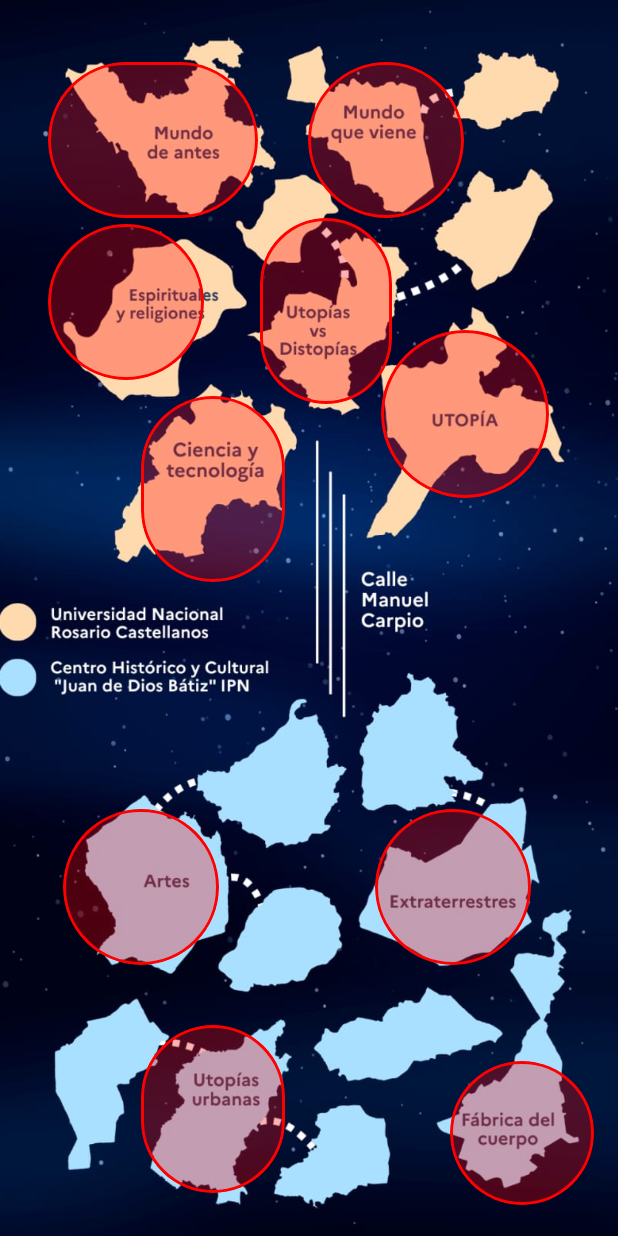
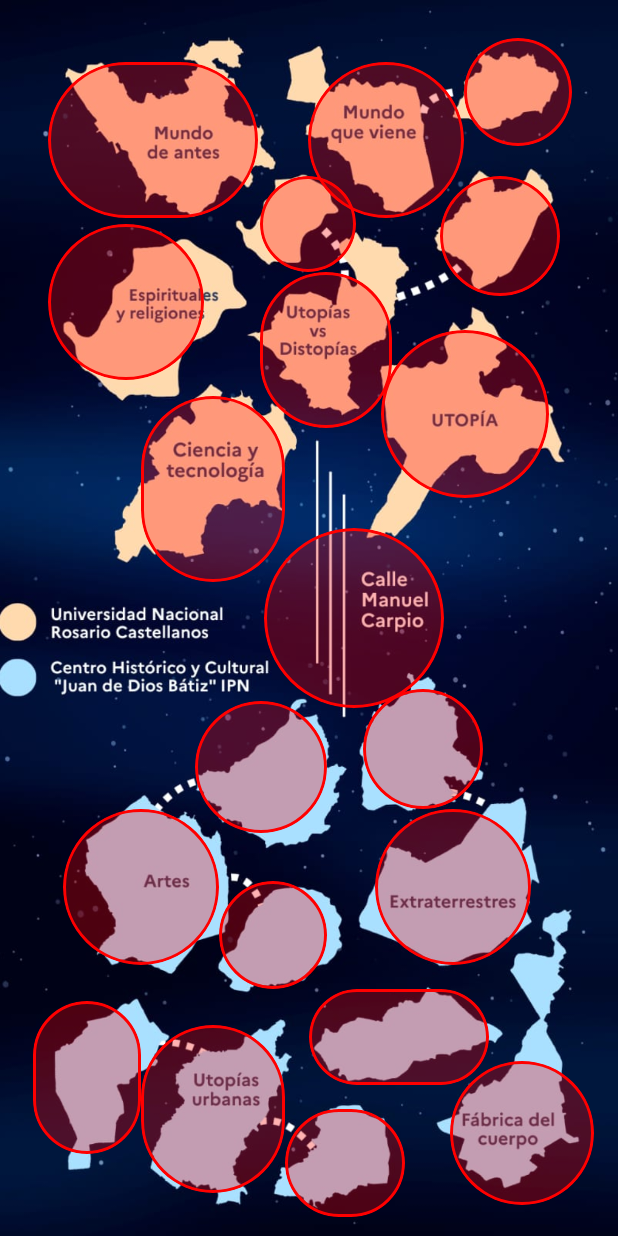
Before and after one commit to Richi-Mi/app-la-noche-de-las-ideas, an Android app built with Jetpack Compose: the mapScreen screen opened through its navigation route, on a phone screen of 412 x 824 dp. Run offline under Robolectric (Android 15) with nearby library versions, the phone set to English and light mode, and no system bars; our stand-ins replace constraintlayout-compose.

Commit message:
mapa v2 finished

```diff
--- a/app/src/main/java/com/ipn/escom/lni/ui/presentation/MapScreen.kt
+++ b/app/src/main/java/com/ipn/escom/lni/ui/presentation/MapScreen.kt
@@ -36,6 +36,7 @@ import androidx.compose.ui.unit.dp
 import androidx.compose.ui.window.Dialog
 import androidx.constraintlayout.compose.ConstraintLayout
 import androidx.navigation.NavController
+import androidx.navigation.compose.rememberNavController
 import com.ipn.escom.lni.NavRoutes
 import com.ipn.escom.lni.R
 import com.ipn.escom.lni.islasGlobal
@@ -67,7 +68,8 @@ fun ScrollableMap(
             .padding(innerPaddingValues)
     ) {
         ConstraintLayout(modifier = Modifier.fillMaxSize()) {
-            val (fondo, U1, U2, U3, U4, U5, U6, I1, I2, I3, I4) = createRefs()
+            val (fondo, U1, U2, U3, U4, U5, U6, U7, U8, U9, M ) = createRefs()
+            val (I1, I2, I3, I4, I5, I6, I7, I8, I9, I10) = createRefs()
             val firstGuideline = createGuidelineFromTop(0.05f)
             val secondGuideline = createGuidelineFromEnd(0.25f)
 
@@ -79,7 +81,7 @@ fun ScrollableMap(
             Image(
                 painter = painterResource(R.drawable.mapautopias),
                 contentDescription = null,
-                contentScale = ContentScale.FillHeight,
+                contentScale = ContentScale.Crop,
                 modifier = Modifier
                     .fillMaxSize()
                     .constrainAs(fondo) {
@@ -87,7 +89,7 @@ fun ScrollableMap(
                         start.linkTo(parent.start)
                     }
             )
-            // Mundo de antes.
+            // Isla: Mundo de antes.
             CirclePoint(
                 modifier = Modifier.size( width = 140.dp, height = 104.dp)
                 .constrainAs(U1) {
@@ -98,7 +100,7 @@ fun ScrollableMap(
                 showDialog = true
             }
 
-            // Mundo que viene.
+            // Isla: Mundo que viene.
             CirclePoint( modifier = Modifier.size(104.dp)
                 .constrainAs(U2) {
                     top.linkTo(firstGuideline)
@@ -106,9 +108,16 @@ fun ScrollableMap(
                 }) {
                 idIsland = 18
                 showDialog = true
-
             }
-            // Espiritualidades y religiones
+            // TODO: Definir isla. satelite de Mundo que viene.
+            CirclePoint( modifier = Modifier.size(72.dp)
+                .constrainAs(U7) {
+                    top.linkTo(U2.top, margin = (-16).dp)
+                    start.linkTo(secondGuideline)
+                }) {
+                showDialog = true
+            }
+            // Isla: Espiritualidades y religiones
             CirclePoint( modifier = Modifier.size(104.dp)
                 .constrainAs(U3) {
                     top.linkTo(firstGuideline, margin = 108.dp)
@@ -116,19 +125,34 @@ fun ScrollableMap(
                 }) {
                 idIsland = 20
                 showDialog = true
-
-
             }
-            // Utopias vs distopias
-            CirclePoint( modifier = Modifier.size(width = 88.dp, height = 124.dp)
+            // Isla: Utopias vs distopias
+            CirclePoint( modifier = Modifier.size(width = 88.dp, height = 104.dp)
                 .constrainAs(U4) {
-                    top.linkTo(firstGuideline, margin = 104.dp)
+                    top.linkTo(firstGuideline, margin = 140.dp)
                     end.linkTo(secondGuideline, margin = 48.dp)
                 }) {
                 idIsland = 10
                 showDialog = true
 
             }
+            // TODO: Define la isla. Satelite de utopias vs distopias
+            CirclePoint( modifier = Modifier.size(64.dp)
+                .constrainAs(U8) {
+                    bottom.linkTo(U4.top)
+                    start.linkTo(U4.start)
+                }) {
+                showDialog = true
+            }
+            // TODO: Define la isla. Satelite de utopias vs distopias
+            CirclePoint( modifier = Modifier.size(80.dp)
+                .constrainAs(U9) {
+                    bottom.linkTo(U4.top, margin = (-16).dp)
+                    start.linkTo(U4.end, margin = 32.dp)
+                }) {
+                showDialog = true
+            }
+            // Isla: Ciencia y tecnología
             CirclePoint( modifier = Modifier.size(width = 96.dp, height = 124.dp)
                 .constrainAs(U5) {
                     bottom.linkTo(middleGuideline, margin = 24.dp)
@@ -138,7 +162,7 @@ fun ScrollableMap(
                 showDialog = true
 
             }
-            /// Utopias
+            // Isla: Utopia
             CirclePoint(
                 modifier = Modifier.size(112.dp)
                     .constrainAs(U6) {
@@ -150,7 +174,18 @@ fun ScrollableMap(
                 showDialog = true
 
             }
-            // Artes
+            // TODO: Define la isla. Calle manuel carpio
+            CirclePoint(
+                modifier = Modifier.size(120.dp)
+                    .constrainAs(M) {
+                        bottom.linkTo(middleGuideline, margin = (-60).dp)
+                        start.linkTo(middleGuidelineH, margin = (-30).dp)
+                    }
+            ) {
+                showDialog = true
+
+            }
+            // Isla: Artes
             CirclePoint(
                 modifier = Modifier.size(104.dp)
                     .constrainAs(I1) {
@@ -162,7 +197,27 @@ fun ScrollableMap(
                 showDialog = true
 
             }
-            // Extraterrestres.
+            // TODO: Define la isla. Satelite de artes
+            CirclePoint(
+                modifier = Modifier.size(72.dp)
+                    .constrainAs(I9) {
+                        bottom.linkTo(I1.bottom, margin = (-16).dp)
+                        start.linkTo(I1.end)
+                    }
+            ) {
+                showDialog = true
+            }
+            // TODO: Define la isla. Satelite de artes
+            CirclePoint(
+                modifier = Modifier.size(88.dp)
+                    .constrainAs(I10) {
+                        bottom.linkTo(I1.top, margin = (-16).dp)
+                        start.linkTo(I1.end, margin = (-16).dp)
+                    }
+            ) {
+                showDialog = true
+            }
+            // Isla: Extraterrestres.
             CirclePoint(
                 modifier = Modifier.size(104.dp)
                     .constrainAs(I2) {
@@ -172,10 +227,18 @@ fun ScrollableMap(
             ) {
                 idIsland = 2
                 showDialog = true
-
-
             }
-            // Fabrica del cuerpo
+            // TODO: Define la isla. Satelite de utopias Extraterrestres.
+            CirclePoint(
+                modifier = Modifier.size(80.dp)
+                    .constrainAs(I8) {
+                        bottom.linkTo(I2.top)
+                        start.linkTo(I2.start, margin = (-8).dp)
+                    }
+            ) {
+                showDialog = true
+            }
+            // Isla: Fabrica del cuerpo
             CirclePoint(
                 modifier = Modifier.size(96.dp)
                     .constrainAs(I3) {
@@ -187,6 +250,7 @@ fun ScrollableMap(
                 showDialog = true
 
             }
+            // Isla: Utopias Urbanas.
             CirclePoint(
                 modifier = Modifier.size(width = 96.dp, height = 112.dp)
                     .constrainAs(I4) {
@@ -196,7 +260,36 @@ fun ScrollableMap(
             ) {
                 idIsland = 7
                 showDialog = true
-
+            }
+            // TODO: Define la isla. Satelite de utopias urbanas.
+            CirclePoint(
+                modifier = Modifier.size(width = 80.dp, height = 72.dp)
+                    .constrainAs(I5) {
+                        bottom.linkTo(I4.bottom, margin = (-16).dp)
+                        start.linkTo(I4.end)
+                    }
+            ) {
+                showDialog = true
+            }
+            // TODO: Define la isla. Satelite de utopias urbanas.
+            CirclePoint(
+                modifier = Modifier.size(width = 72.dp, height = 102.dp)
+                    .constrainAs(I6) {
+                        top.linkTo(I4.top, margin = (-16).dp)
+                        end.linkTo(I4.start)
+                    }
+            ) {
+                showDialog = true
+            }
+            // TODO: Define la isla. Alchile quien sabe que pedo con esta.
+            CirclePoint(
+                modifier = Modifier.size(width = 120.dp, height = 64.dp)
+                    .constrainAs(I7) {
+                        bottom.linkTo(I5.top, margin = 16.dp)
+                        start.linkTo(I4.end, margin = 16.dp)
+                    }
+            ) {
+                showDialog = true
             }
         }
         if (showDialog){
@@ -204,11 +297,21 @@ fun ScrollableMap(
                 onDismiss = { showDialog = false },
                 onViewClick = {
                     showDialog = false
-                    navHostController.navigate( NavRoutes.getDetailRoute(10) )
+                    navHostController.navigate( NavRoutes.getDetailRoute(idIsland) )
                 },
                 islasGlobal[idIsland]
             )
         }
+    }
+}
+@Preview
+@Composable
+fun ScrollableMapPreview() {
+    LaNocheDeLasIdeasTheme {
+        ScrollableMap(
+            rememberNavController(),
+            PaddingValues(0.dp)
+        )
     }
 }
 
```
